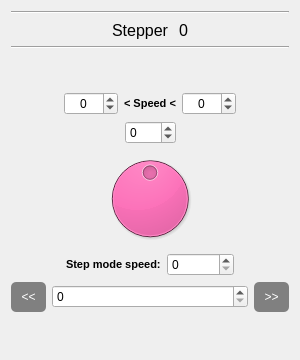
Qt form enginewidget.ui (Dmytr0K/steppers_control_se) before a commit.
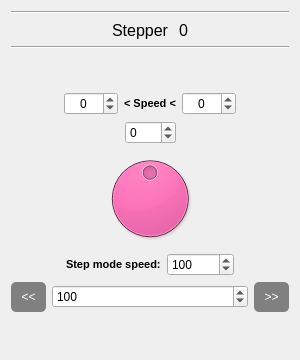
The same form after that commit.

The edit to the form file:
```diff
--- a/enginewidget.ui
+++ b/enginewidget.ui
@@ -118,6 +118,9 @@
        <property name="maximum">
         <number>100000</number>
        </property>
+       <property name="value">
+        <number>100</number>
+       </property>
       </widget>
      </item>
      <item row="1" column="0">
@@ -286,6 +289,9 @@
        <property name="maximum">
         <number>1000000</number>
        </property>
+       <property name="value">
+        <number>100</number>
+       </property>
       </widget>
      </item>
     </layout>
```
